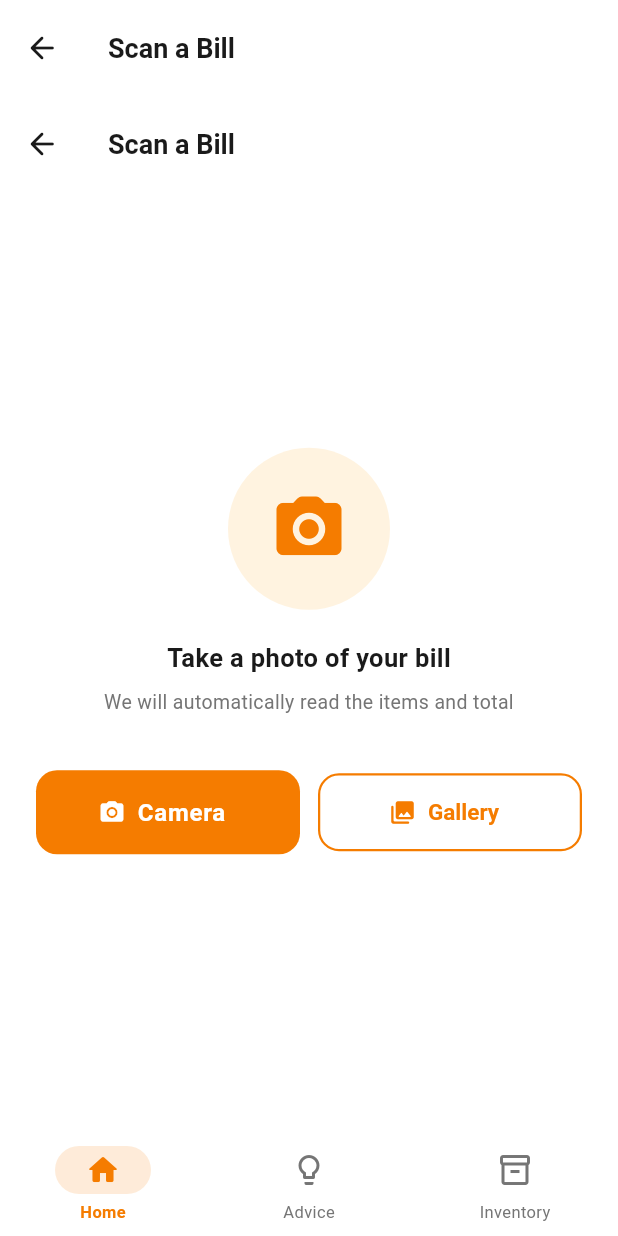
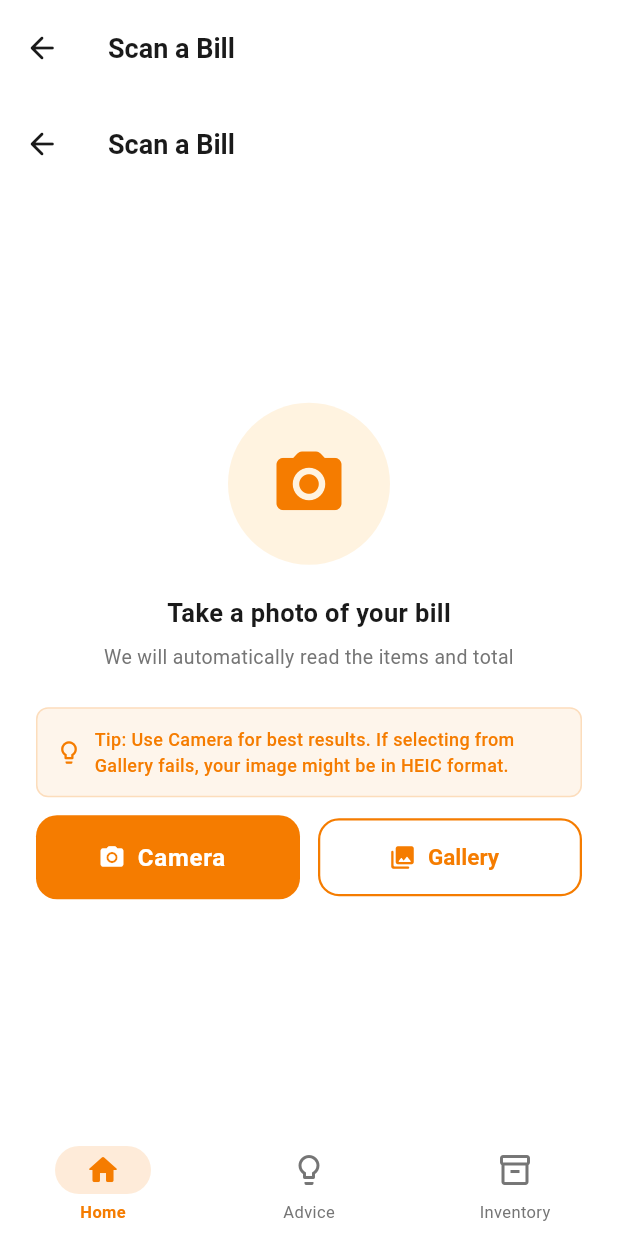
Before and after one commit to Saransh1650/VyapaarAI, a Flutter app: the BillScannerScreen screen opened by its route, after a tap on "Camera", on a phone screen of 412 x 824 dp. Run offline on Flutter 3.47's test engine with Material 3 defaults, Android fonts, the phone set to English and light mode, and no system bars; our stand-ins replace dio, fl_chart, flutter_dotenv, go_router, image_picker, shared_preferences; accounts and stored records are empty; network calls fail.

Commit message:
feat: implement HEIC format handling in image picker and add related error messages feat: update Info.plist with camera and photo library permissions refactor: enhance bill scanning screen with improved image selection and error handling test: add unit tests for image utility functions including HEIC detection and error messages

```diff
--- /dev/null
+++ b/ai_khata/lib/core/utils/image_utils.dart
@@ -0,0 +1,108 @@
+import 'dart:io';
+import 'package:flutter/services.dart';
+import 'package:image_picker/image_picker.dart';
+
+class ImageUtils {
+  /// Picks an image with proper HEIC format handling
+  static Future<File?> pickImage({
+    required ImageSource source,
+    int imageQuality = 85,
+    CameraDevice preferredCamera = CameraDevice.rear,
+  }) async {
+    try {
+      final picker = ImagePicker();
+
+      // First attempt with standard picker
+      final picked = await picker.pickImage(
+        source: source,
+        imageQuality: imageQuality,
+        preferredCameraDevice: preferredCamera,
+      );
+
+      if (picked == null) return null;
+
+      final file = File(picked.path);
+
+      // Verify file exists and is readable
+      if (!await file.exists()) {
+        throw Exception('Image file not found after selection');
+      }
+
+      // Check if it's a HEIC file (by extension or content)
+      if (picked.path.toLowerCase().contains('.heic') ||
+          picked.path.toLowerCase().contains('.heif')) {
+        // For HEIC files, we'll need to handle them specially
+        // For now, throw a user-friendly error
+        throw PlatformException(
+          code: 'unsupported_format',
+          message: 'HEIC format detected. Please convert to JPEG or use camera to take a new photo.',
+        );
+      }
+
+      return file;
+
+    } on PlatformException catch (e) {
+      if (e.code == 'invalid_image' ||
+          e.message?.contains('public.heic') == true ||
+          e.message?.contains('HEIC') == true) {
+        throw PlatformException(
+          code: 'heic_not_supported',
+          message: 'HEIC format is not supported. Please:\n'
+              '• Take a new photo with the camera, or\n'
+              '• Convert your image to JPEG format, or\n'
+              '• Change your iPhone camera settings to save as JPEG',
+        );
+      }
+      rethrow;
+    } catch (e) {
+      rethrow;
+    }
+  }
+
+  /// Check if a file is likely to be a HEIC format
+  static bool isHEICFormat(String path) {
+    final lowerPath = path.toLowerCase();
+    return lowerPath.endsWith('.heic') ||
+           lowerPath.endsWith('.heif') ||
+           lowerPath.contains('heic') ||
+           lowerPath.contains('heif');
+  }
+
+  /// Get user-friendly error message for image picker errors
+  static String getImagePickerErrorMessage(dynamic error) {
+    if (error is PlatformException) {
+      switch (error.code) {
+        case 'invalid_image':
+        case 'heic_not_supported':
+          return error.message ?? 'HEIC format is not supported';
+        case 'camera_access_denied':
+          return 'Camera access denied. Please enable camera permission in Settings.';
+        case 'photo_access_denied':
+          return 'Photo library access denied. Please enable photo access permission in Settings.';
+        default:
+          return error.message ?? 'Failed to select image';
+      }
+    }
+
+    final errorString = error.toString();
+    if (errorString.contains('public.heic') || errorString.contains('HEIC')) {
+      return 'HEIC format is not supported. Please use JPEG format or take a new photo.';
+    }
+
+    return 'An error occurred while selecting the image. Please try again.';
+  }
+
+  /// Show instructions for handling HEIC format
+  static String getHEICInstructions() {
+    return 'To avoid HEIC format issues:\n\n'
+        '1. Take a new photo using the camera button\n'
+        '2. Or convert existing HEIC photos to JPEG:\n'
+        '   • Open Photos app\n'
+        '   • Select the image\n'
+        '   • Tap Share → Save to Files\n'
+        '   • Choose "JPEG" format\n\n'
+        '3. Or change iPhone camera settings:\n'
+        '   • Settings → Camera → Formats\n'
+        '   • Select "Most Compatible" instead of "High Efficiency"';
+  }
+}
--- a/ai_khata/lib/features/bills/bills_screens.dart
+++ b/ai_khata/lib/features/bills/bills_screens.dart
@@ -6,6 +6,7 @@ import 'dart:io';
 import '../../core/api_client.dart';
 import '../../core/theme.dart';
 import '../../core/constants.dart';
+import '../../core/utils/image_utils.dart';
 import '../auth/auth_service.dart';
 import 'package:provider/provider.dart';
 
@@ -330,15 +331,57 @@ class _BillScannerScreenState extends State<BillScannerScreen> {
   String? _error;
 
   Future<void> _pickImage(ImageSource src) async {
-    final picker = ImagePicker();
-    final picked = await picker.pickImage(source: src, imageQuality: 85);
-    if (picked != null) {
+    setState(() {
+      _error = null;
+    });
+
+    try {
+      final file = await ImageUtils.pickImage(
+        source: src,
+        imageQuality: 85,
+        preferredCamera: CameraDevice.rear,
+      );
+
+      if (file != null) {
+        setState(() {
+          _image = file;
+          _error = null;
+          _done = false;
+        });
+      }
+    } catch (e) {
       setState(() {
-        _image = File(picked.path);
-        _error = null;
-        _done = false;
+        _error = ImageUtils.getImagePickerErrorMessage(e);
       });
+
+      // Show HEIC instructions if it's a HEIC format issue
+      if (e.toString().contains('heic') || e.toString().contains('HEIC')) {
+        _showHEICInstructions();
+      }
+
+      print('Image picker error: $e');
     }
+  }
+
+  void _showHEICInstructions() {
+    showDialog(
+      context: context,
+      builder: (context) => AlertDialog(
+        title: const Text('HEIC Format Not Supported'),
+        content: SingleChildScrollView(
+          child: Text(
+            ImageUtils.getHEICInstructions(),
+            style: const TextStyle(fontSize: 14),
+          ),
+        ),
+        actions: [
+          TextButton(
+            onPressed: () => Navigator.of(context).pop(),
+            child: const Text('Got it'),
+          ),
+        ],
+      ),
+    );
   }
 
   Future<void> _upload() async {
@@ -487,7 +530,37 @@ class _BillScannerScreenState extends State<BillScannerScreen> {
         style: TextStyle(color: AppTheme.textSecondary, fontSize: 13),
         textAlign: TextAlign.center,
       ),
-      const SizedBox(height: 36),
+      const SizedBox(height: 24),
+      // Helpful tip for image format
+      Container(
+        padding: const EdgeInsets.all(12),
+        decoration: BoxDecoration(
+          color: AppTheme.primary.withOpacity(0.08),
+          borderRadius: BorderRadius.circular(8),
+          border: Border.all(color: AppTheme.primary.withOpacity(0.2)),
+        ),
+        child: Row(
+          children: [
+            Icon(
+              Icons.lightbulb_outline_rounded,
+              color: AppTheme.primary,
+              size: 18,
+            ),
+            const SizedBox(width: 8),
+            Expanded(
+              child: Text(
+                'Tip: Use Camera for best results. If selecting from Gallery fails, your image might be in HEIC format.',
+                style: TextStyle(
+                  color: AppTheme.primary,
+                  fontSize: 12,
+                  fontWeight: FontWeight.w500,
+                ),
+              ),
+            ),
+          ],
+        ),
+      ),
+      const SizedBox(height: 12),
       Row(
         children: [
           Expanded(
```
Also changed, not shown: 3 other files.
